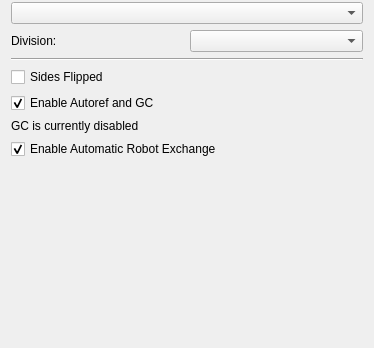
Before: the Qt Designer form src/ra/refereewidget.ui in robotics-erlangen/framework, drawn with Qt 5; both pictures show x 0 to 374 and y 218 to 566 of the 374 by 566 pixel window.
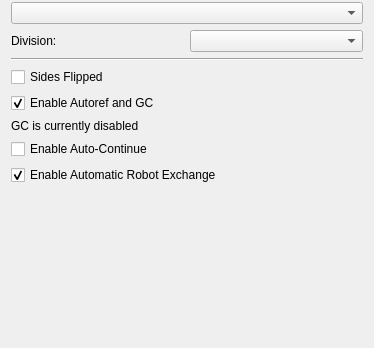
After: the same form once the commit is applied. Custom widgets are drawn as their Qt base class.

Commit message:
ra: refereewidget: Allow toggling Game Controller auto continue
I assume part of the reason why the game controller is only optionally
enabled, is that it always used auto_continue. This can be a hinderance
when trying to test. Since a later commit will require the game
controller to run when using the internal referee, being able to toggle
auto continue is necessary.

Set it to false by default since this is what non-software people
probably expect when opening up Ra.

Diff of the .ui file:
```diff
--- a/src/ra/refereewidget.ui
+++ b/src/ra/refereewidget.ui
@@ -376,6 +376,13 @@
        </property>
       </widget>
      </item>
+     <item>
+      <widget class="QCheckBox" name="enableAutoContinue">
+       <property name="text">
+        <string>Enable Auto-Continue</string>
+       </property>
+      </widget>
+     </item>
      <item>
       <widget class="QCheckBox" name="enableRobotExchange">
        <property name="text">
```
The commit also changes 9 other files.
